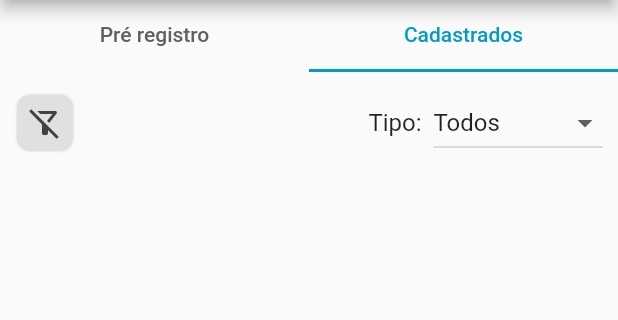
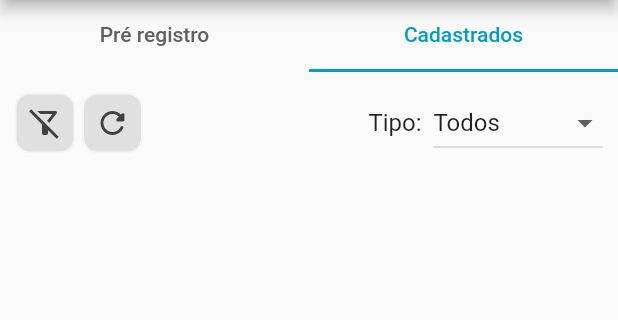
Before and after one commit to layshidani/puc-seu-louviral, a Flutter app: the UsersManagerPage screen opened by its route, tab 2 chosen, after a tap on the "filter alt off" icon, on a phone screen of 412 x 824 dp, the part 84-404 px from its top. Run offline on Flutter 3.47's test engine with Material 2 defaults, Android fonts, the phone set to English and light mode, and no system bars; drawn by our look-alikes of flutter_advanced_drawer; our stand-ins replace brasil_fields, cloud_firestore, firebase_auth, firebase_core, firebase_storage, get and 3 more; accounts and stored records are empty; project files that could hold a hidden picture were left out.

Commit message:
feat: add refresh list and delete user button

```diff
--- a/seu_lourival/lib/app/modules/users_manager/add_users_list/controller.dart
+++ b/seu_lourival/lib/app/modules/users_manager/add_users_list/controller.dart
@@ -16,7 +16,7 @@ class AddUsersListController extends GetxController {
   final RxBool _isLoading = false.obs;
   final _preRegisteredList = [].obs;
   final _preRegisteredListFiltered = [].obs;
-  var _selectedFilter = defaultFilter.obs;
+  RxString _selectedFilter = defaultFilter.obs;
   var _userToDelete;
 
   get preRegisteredList => _preRegisteredList.value;
--- a/seu_lourival/lib/app/modules/users_manager/add_users_list/page.dart
+++ b/seu_lourival/lib/app/modules/users_manager/add_users_list/page.dart
@@ -23,6 +23,8 @@ class AddUsersList extends StatelessWidget {
           child: Row(
             mainAxisAlignment: MainAxisAlignment.spaceBetween,
             children: [
+              Row(
+                children: [
                   SizedBox(
                     height: 40,
                     width: 40,
@@ -43,6 +45,32 @@ class AddUsersList extends StatelessWidget {
                         color: Color.fromARGB(255, 66, 65, 65),
                       ),
                     ),
+                  ),
+                  Padding(
+                    padding: const EdgeInsets.only(left: 5.0),
+                    child: SizedBox(
+                      height: 40,
+                      width: 40,
+                      child: TextButton(
+                        style: TextButton.styleFrom(
+                          backgroundColor: Colors.grey[300],
+                          side: const BorderSide(
+                            color: Colors.white70,
+                          ),
+                          shape: RoundedRectangleBorder(
+                            borderRadius: BorderRadius.circular(10),
+                            side: const BorderSide(color: Colors.grey),
+                          ),
+                        ),
+                        onPressed: () => controller.getPreRegisteredList(),
+                        child: const Icon(
+                          Icons.refresh_rounded,
+                          color: Color.fromARGB(255, 66, 65, 65),
+                        ),
+                      ),
+                    ),
+                  ),
+                ],
               ),
               Row(
                 children: [
@@ -97,13 +125,10 @@ class AddUsersList extends StatelessWidget {
                             ),
                           ],
                         ),
-                        Text(
-                          'Data de inclusão: ${(user['createdAt'] != null) ? DateTimeHelper.fromTimeStamp(user['createdAt']) : '-'}',
-                          style: const TextStyle(
-                            color: Colors.grey,
-                            fontStyle: FontStyle.italic,
-                          ),
-                        ),
+                        Row(
+                          mainAxisAlignment: MainAxisAlignment.spaceBetween,
+                          crossAxisAlignment: CrossAxisAlignment.center,
+                          children: [
                             Transform(
                               transform: Matrix4.identity()..scale(0.8),
                               child: Chip(
@@ -114,7 +139,17 @@ class AddUsersList extends StatelessWidget {
                                     bottomRight: Radius.circular(20),
                                   ),
                                 ),
+                                backgroundColor: Color.fromARGB(46, 0, 155, 198),
                               ),
+                            ),
+                            Text(
+                              'Data de inclusão: ${(user['createdAt'] != null) ? DateTimeHelper.fromTimeStamp(user['createdAt']) : '-'}',
+                              style: const TextStyle(
+                                color: Colors.grey,
+                                fontStyle: FontStyle.italic,
+                              ),
+                            ),
+                          ],
                         ),
                         const Padding(
                           padding: EdgeInsets.only(top: 8.0),
--- a/seu_lourival/lib/app/modules/users_manager/registered_list/page.dart
+++ b/seu_lourival/lib/app/modules/users_manager/registered_list/page.dart
@@ -19,6 +19,8 @@ class RegisteredList extends StatelessWidget {
           child: Row(
             mainAxisAlignment: MainAxisAlignment.spaceBetween,
             children: [
+              Row(
+                children: [
                   SizedBox(
                     height: 40,
                     width: 40,
@@ -39,6 +41,32 @@ class RegisteredList extends StatelessWidget {
                         color: Color.fromARGB(255, 66, 65, 65),
                       ),
                     ),
+                  ),
+                  Padding(
+                    padding: const EdgeInsets.only(left: 5.0),
+                    child: SizedBox(
+                      height: 40,
+                      width: 40,
+                      child: TextButton(
+                        style: TextButton.styleFrom(
+                          backgroundColor: Colors.grey[300],
+                          side: const BorderSide(
+                            color: Colors.white70,
+                          ),
+                          shape: RoundedRectangleBorder(
+                            borderRadius: BorderRadius.circular(10),
+                            side: const BorderSide(color: Colors.grey),
+                          ),
+                        ),
+                        onPressed: () => controller.getUsersList(),
+                        child: const Icon(
+                          Icons.refresh_rounded,
+                          color: Color.fromARGB(255, 66, 65, 65),
+                        ),
+                      ),
+                    ),
+                  ),
+                ],
               ),
               Row(
                 children: [
@@ -85,15 +113,18 @@ class RegisteredList extends StatelessWidget {
                           mainAxisAlignment: MainAxisAlignment.spaceBetween,
                           children: [
                             DSTitle.xsm('${user['name']}'),
+                            IconButton(
+                              onPressed: () {
+                                controller.onConfirmDelete(context, user);
+                              },
+                              icon: const Icon(Icons.delete_outline_rounded),
+                            ),
                           ],
                         ),
-                        Text(
-                          'Data de inclusão: ${(user['createdAt'] != null) ? DateTimeHelper.fromTimeStamp(user['createdAt']) : '-'}',
-                          style: const TextStyle(
-                            color: Colors.grey,
-                            fontStyle: FontStyle.italic,
-                          ),
-                        ),
+                        Row(
+                          mainAxisAlignment: MainAxisAlignment.spaceBetween,
+                          crossAxisAlignment: CrossAxisAlignment.center,
+                          children: [
                             Transform(
                               transform: Matrix4.identity()..scale(0.8),
                               child: Chip(
@@ -104,7 +135,18 @@ class RegisteredList extends StatelessWidget {
                                     bottomRight: Radius.circular(20),
                                   ),
                                 ),
+                                backgroundColor:
+                                    Color.fromARGB(46, 0, 155, 198),
                               ),
+                            ),
+                            Text(
+                              'Data de inclusão: ${(user['createdAt'] != null) ? DateTimeHelper.fromTimeStamp(user['createdAt']) : '-'}',
+                              style: const TextStyle(
+                                color: Colors.grey,
+                                fontStyle: FontStyle.italic,
+                              ),
+                            ),
+                          ],
                         ),
                         const Padding(
                           padding: EdgeInsets.only(top: 8.0),
--- a/seu_lourival/lib/core/values/user_types.dart
+++ b/seu_lourival/lib/core/values/user_types.dart
@@ -2,7 +2,7 @@ List<String> userTypes = [
   'Todos',
   'Morador',
   'Limpeza',
-  'Porteiro',
+  'Portaria',
   'Manutenção',
   'Financeiro',
   'Zelador',
```
Also changed, not shown: seu_lourival/lib/app/data/services/user_service.dart (+19 -0 lines), seu_lourival/lib/app/modules/users_manager/registered_list/controller.dart (+41 -1 lines). Lines whose indentation alone changed are shown as unchanged.
